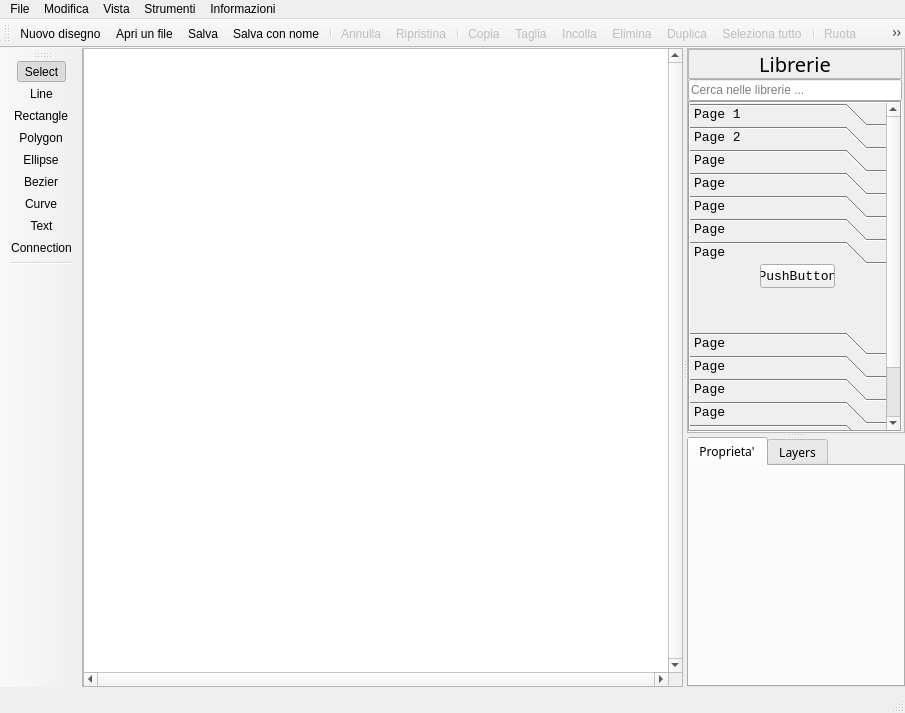
Qt form gui/mainwindow.ui (manufino/eSchema) before a commit.
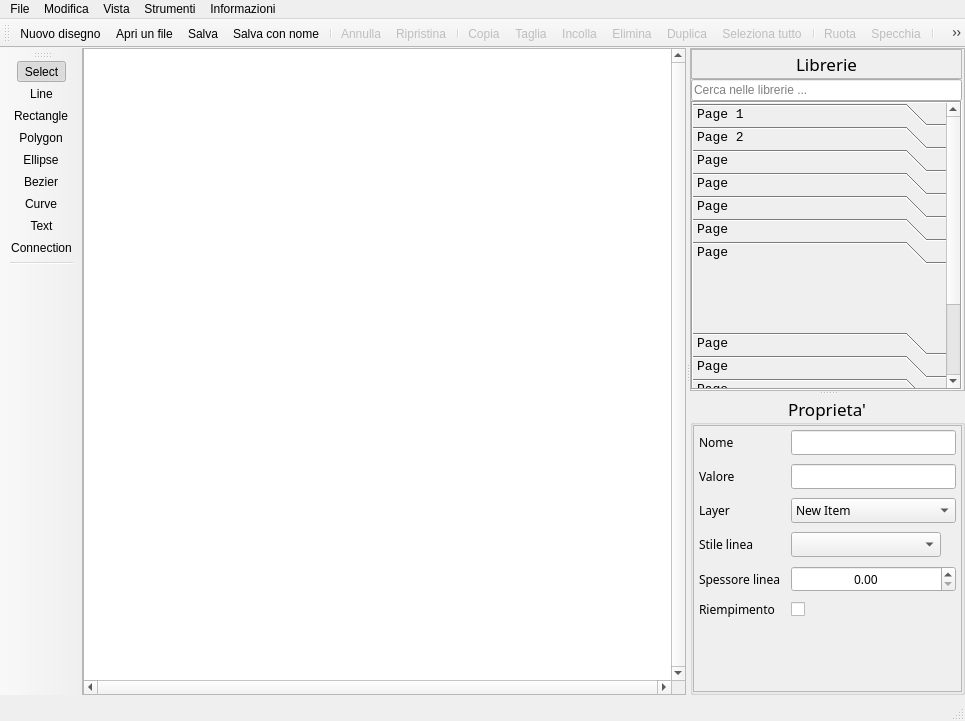
The same form after that commit. The open tabs and pages were chosen to show the change. Icons and pictures are not drawn. Custom widgets are drawn as their Qt base class.

Commit message: penStyleComboBox, LayerComboBox

Diff of the .ui file:
```diff
--- a/gui/mainwindow.ui
+++ b/gui/mainwindow.ui
@@ -6,8 +6,8 @@
    <rect>
     <x>0</x>
     <y>0</y>
-    <width>887</width>
-    <height>713</height>
+    <width>965</width>
+    <height>721</height>
    </rect>
   </property>
   <property name="windowTitle">
@@ -275,7 +275,7 @@
       <widget class="QSplitter" name="splitterV">
        <property name="minimumSize">
         <size>
-         <width>218</width>
+         <width>275</width>
          <height>0</height>
         </size>
        </property>
@@ -358,7 +358,7 @@
               <property name="font">
                <font>
                 <family>BankGothic Lt BT</family>
-                <pointsize>15</pointsize>
+                <pointsize>13</pointsize>
                 <bold>false</bold>
                 <underline>false</underline>
                </font>
@@ -421,8 +421,8 @@
              <rect>
               <x>0</x>
               <y>0</y>
-              <width>250</width>
-              <height>586</height>
+              <width>259</width>
+              <height>364</height>
              </rect>
             </property>
             <property name="minimumSize">
@@ -548,26 +548,13 @@
                  <rect>
                   <x>0</x>
                   <y>0</y>
-                  <width>250</width>
-                  <height>250</height>
+                  <width>259</width>
+                  <height>28</height>
                  </rect>
                 </property>
                 <attribute name="label">
                  <string>Page</string>
                 </attribute>
-                <widget class="QPushButton" name="pushButton">
-                 <property name="geometry">
-                  <rect>
-                   <x>70</x>
-                   <y>0</y>
-                   <width>75</width>
-                   <height>24</height>
-                  </rect>
-                 </property>
-                 <property name="text">
-                  <string>PushButton</string>
-                 </property>
-                </widget>
                </widget>
                <widget class="QWidget" name="page_3">
                 <property name="geometry">
@@ -668,41 +655,306 @@
          </item>
         </layout>
        </widget>
-       <widget class="QTabWidget" name="tabPropertiesLayers">
+       <widget class="QGroupBox" name="groupBoxProp">
         <property name="minimumSize">
          <size>
           <width>0</width>
-          <height>250</height>
+          <height>300</height>
          </size>
         </property>
         <property name="font">
          <font>
-          <family>Hack</family>
-          <pointsize>9</pointsize>
-          <bold>false</bold>
+          <family>BankGothic Lt BT</family>
+          <pointsize>13</pointsize>
          </font>
         </property>
-        <property name="currentIndex">
-         <number>0</number>
+        <property name="title">
+         <string>Proprieta'</string>
         </property>
-        <widget class="QWidget" name="tabProperties">
-         <attribute name="icon">
-          <iconset resource="../resources.qrc">
-           <normaloff>:/res/resources/properties.png</normaloff>:/res/resources/properties.png</iconset>
-         </attribute>
-         <attribute name="title">
-          <string>Proprieta'</string>
-         </attribute>
-        </widget>
-        <widget class="QWidget" name="tabLayers">
-         <attribute name="icon">
-          <iconset resource="../resources.qrc">
-           <normaloff>:/res/resources/layers.ico</normaloff>:/res/resources/layers.ico</iconset>
-         </attribute>
-         <attribute name="title">
-          <string>Layers</string>
-         </attribute>
-        </widget>
+        <property name="alignment">
+         <set>Qt::AlignCenter</set>
+        </property>
+        <property name="flat">
+         <bool>true</bool>
+        </property>
+        <layout class="QVBoxLayout" name="verticalLayout_6">
+         <property name="spacing">
+          <number>0</number>
+         </property>
+         <property name="leftMargin">
+          <number>0</number>
+         </property>
+         <property name="topMargin">
+          <number>0</number>
+         </property>
+         <property name="rightMargin">
+          <number>0</number>
+         </property>
+         <property name="bottomMargin">
+          <number>0</number>
+         </property>
+         <item>
+          <widget class="QScrollArea" name="scrollArea_2">
+           <property name="widgetResizable">
+            <bool>true</bool>
+           </property>
+           <widget class="QWidget" name="scrollAreaWidgetContents_2">
+            <property name="geometry">
+             <rect>
+              <x>0</x>
+              <y>0</y>
+              <width>267</width>
+              <height>271</height>
+             </rect>
+            </property>
+            <property name="font">
+             <font>
+              <family>Hack</family>
+              <pointsize>9</pointsize>
+             </font>
+            </property>
+            <layout class="QGridLayout" name="gridLayout_2">
+             <property name="leftMargin">
+              <number>0</number>
+             </property>
+             <property name="topMargin">
+              <number>0</number>
+             </property>
+             <property name="rightMargin">
+              <number>0</number>
+             </property>
+             <property name="bottomMargin">
+              <number>0</number>
+             </property>
+             <property name="spacing">
+              <number>0</number>
+             </property>
+             <item row="0" column="0">
+              <layout class="QGridLayout" name="gridLayoutProp">
+               <property name="leftMargin">
+                <number>5</number>
+               </property>
+               <property name="topMargin">
+                <number>4</number>
+               </property>
+               <property name="rightMargin">
+                <number>5</number>
+               </property>
+               <property name="bottomMargin">
+                <number>4</number>
+               </property>
+               <property name="horizontalSpacing">
+                <number>10</number>
+               </property>
+               <property name="verticalSpacing">
+                <number>9</number>
+               </property>
+               <item row="7" column="1">
+                <widget class="QCheckBox" name="checkBox">
+                 <property name="text">
+                  <string/>
+                 </property>
+                </widget>
+               </item>
+               <item row="5" column="0">
+                <widget class="QLabel" name="label_7">
+                 <property name="font">
+                  <font>
+                   <family>Hack</family>
+                   <pointsize>9</pointsize>
+                  </font>
+                 </property>
+                 <property name="text">
+                  <string>Stile linea</string>
+                 </property>
+                </widget>
+               </item>
+               <item row="6" column="0">
+                <widget class="QLabel" name="label_5">
+                 <property name="font">
+                  <font>
+                   <family>Hack</family>
+                   <pointsize>9</pointsize>
+                  </font>
+                 </property>
+                 <property name="text">
+                  <string>Spessore linea</string>
+                 </property>
+                </widget>
+               </item>
+               <item row="6" column="1">
+                <widget class="QDoubleSpinBox" name="doubleSpinBox">
+                 <property name="font">
+                  <font>
+                   <family>Hack</family>
+                   <pointsize>9</pointsize>
+                  </font>
+                 </property>
+                 <property name="alignment">
+                  <set>Qt::AlignCenter</set>
+                 </property>
+                </widget>
+               </item>
+               <item row="3" column="0">
+                <widget class="QLabel" name="label_4">
+                 <property name="font">
+                  <font>
+                   <family>Hack</family>
+                   <pointsize>9</pointsize>
+                  </font>
+                 </property>
+                 <property name="text">
+                  <string>Layer</string>
+                 </property>
+                </widget>
+               </item>
+               <item row="2" column="0">
+                <widget class="QLabel" name="label_3">
+                 <property name="font">
+                  <font>
+                   <family>Hack</family>
+                   <pointsize>9</pointsize>
+                  </font>
+                 </property>
+                 <property name="text">
+                  <string>Valore</string>
+                 </property>
+                </widget>
+               </item>
+               <item row="0" column="1">
+                <widget class="QLineEdit" name="lineEdit">
+                 <property name="font">
+                  <font>
+                   <family>Hack</family>
+                   <pointsize>9</pointsize>
+                  </font>
+                 </property>
+                 <property name="alignment">
+                  <set>Qt::AlignCenter</set>
+                 </property>
+                </widget>
+               </item>
+               <item row="2" column="1">
+                <widget class="QLineEdit" name="lineEdit_2">
+                 <property name="font">
+                  <font>
+                   <family>Hack</family>
+                   <pointsize>9</pointsize>
+                  </font>
+                 </property>
+                 <property name="alignment">
+                  <set>Qt::AlignCenter</set>
+                 </property>
+                </widget>
+               </item>
+               <item row="0" column="0">
+                <widget class="QLabel" name="label_2">
+                 <property name="font">
+                  <font>
+                   <family>Hack</family>
+                   <pointsize>9</pointsize>
+                  </font>
+                 </property>
+                 <property name="text">
+                  <string>Nome</string>
+                 </property>
+                </widget>
+               </item>
+               <item row="8" column="1">
+                <spacer name="verticalSpacer">
+                 <property name="orientation">
+                  <enum>Qt::Vertical</enum>
+                 </property>
+                 <property name="sizeHint" stdset="0">
+                  <size>
+                   <width>20</width>
+                   <height>40</height>
+                  </size>
+                 </property>
+                </spacer>
+               </item>
+               <item row="5" column="1">
+                <widget class="ComboBoxPenStyle" name="comboBox_2">
+                 <property name="sizePolicy">
+                  <sizepolicy hsizetype="Expanding" vsizetype="Fixed">
+                   <horstretch>0</horstretch>
+                   <verstretch>0</verstretch>
+                  </sizepolicy>
+                 </property>
+                 <property name="maximumSize">
+                  <size>
+                   <width>150</width>
+                   <height>16777215</height>
+                  </size>
+                 </property>
+                 <property name="font">
+                  <font>
+                   <family>Hack</family>
+                   <pointsize>9</pointsize>
+                  </font>
+                 </property>
+                </widget>
+               </item>
+               <item row="7" column="0">
+                <widget class="QLabel" name="label_6">
+                 <property name="font">
+                  <font>
+                   <family>Hack</family>
+                   <pointsize>9</pointsize>
+                  </font>
+                 </property>
+                 <property name="text">
+                  <string>Riempimento</string>
+                 </property>
+                </widget>
+               </item>
+               <item row="3" column="1">
+                <widget class="QComboBox" name="comboBox">
+                 <property name="font">
+                  <font>
+                   <family>Hack</family>
+                   <pointsize>9</pointsize>
+                  </font>
+                 </property>
+                 <item>
+                  <property name="text">
+                   <string>New Item</string>
+                  </property>
+                 </item>
+                 <item>
+                  <property name="text">
+                   <string>New Item</string>
+                  </property>
+                 </item>
+                 <item>
+                  <property name="text">
+                   <string>New Item</string>
+                  </property>
+                 </item>
+                 <item>
+                  <property name="text">
+                   <string>New Item</string>
+                  </property>
+                 </item>
+                 <item>
+                  <property name="text">
+                   <string>New Item</string>
+                  </property>
+                 </item>
+                 <item>
+                  <property name="text">
+                   <string>New Item</string>
+                  </property>
+                 </item>
+                </widget>
+               </item>
+              </layout>
+             </item>
+            </layout>
+           </widget>
+          </widget>
+         </item>
+        </layout>
        </widget>
       </widget>
      </widget>
@@ -714,7 +966,7 @@
     <rect>
      <x>0</x>
      <y>0</y>
-     <width>887</width>
+     <width>965</width>
      <height>19</height>
     </rect>
    </property>
@@ -827,8 +1079,8 @@
    <addaction name="separator"/>
    <addaction name="actionBitamapBackground"/>
    <addaction name="actionOptions"/>
-   <addaction name="separator"/>
    <addaction name="actionSidebar"/>
+   <addaction name="separator"/>
   </widget>
   <widget class="ToolBarPrimitive" name="toolBarPrimitive">
    <property name="windowTitle">
@@ -1285,6 +1537,11 @@
    <extends>QStatusBar</extends>
    <header>statusbar.h</header>
   </customwidget>
+  <customwidget>
+   <class>ComboBoxPenStyle</class>
+   <extends>QComboBox</extends>
+   <header>comboboxpenstyle.h</header>
+  </customwidget>
  </customwidgets>
  <resources>
   <include location="../resources.qrc"/>
```
Left out of the diff: 184 changed lines with no effect on the pictures. The commit also changes 13 other files.
